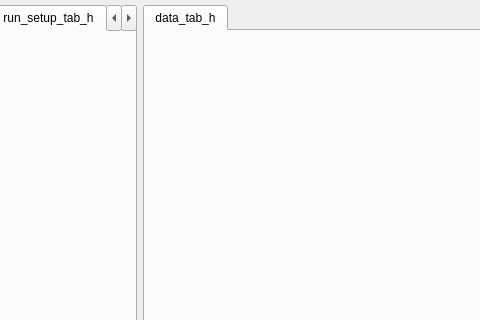
Clinical-Genomics-Umea/SampleSheetCreator, file ui/mw.ui: the form before one commit; both pictures show x 238 to 718 and y 0 to 320 of the 1319 by 610 pixel window.
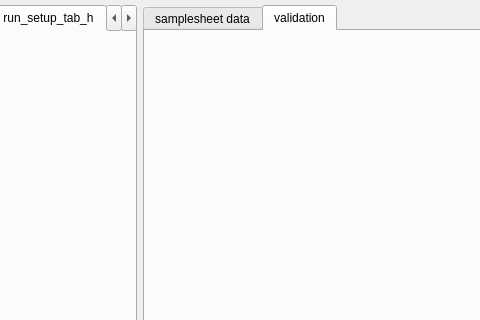
The form after the commit.

Diff of the .ui file:
```diff
--- a/ui/mw.ui
+++ b/ui/mw.ui
@@ -216,14 +216,20 @@
          </sizepolicy>
         </property>
         <property name="currentIndex">
-         <number>0</number>
+         <number>1</number>
         </property>
         <widget class="QWidget" name="data_tab">
          <attribute name="title">
-          <string>data_tab_h</string>
+          <string>samplesheet data</string>
          </attribute>
          <layout class="QVBoxLayout" name="verticalLayout"/>
         </widget>
+        <widget class="QWidget" name="validation_tab">
+         <attribute name="title">
+          <string>validation</string>
+         </attribute>
+         <layout class="QVBoxLayout" name="verticalLayout_10"/>
+        </widget>
        </widget>
       </item>
      </layout>
```
